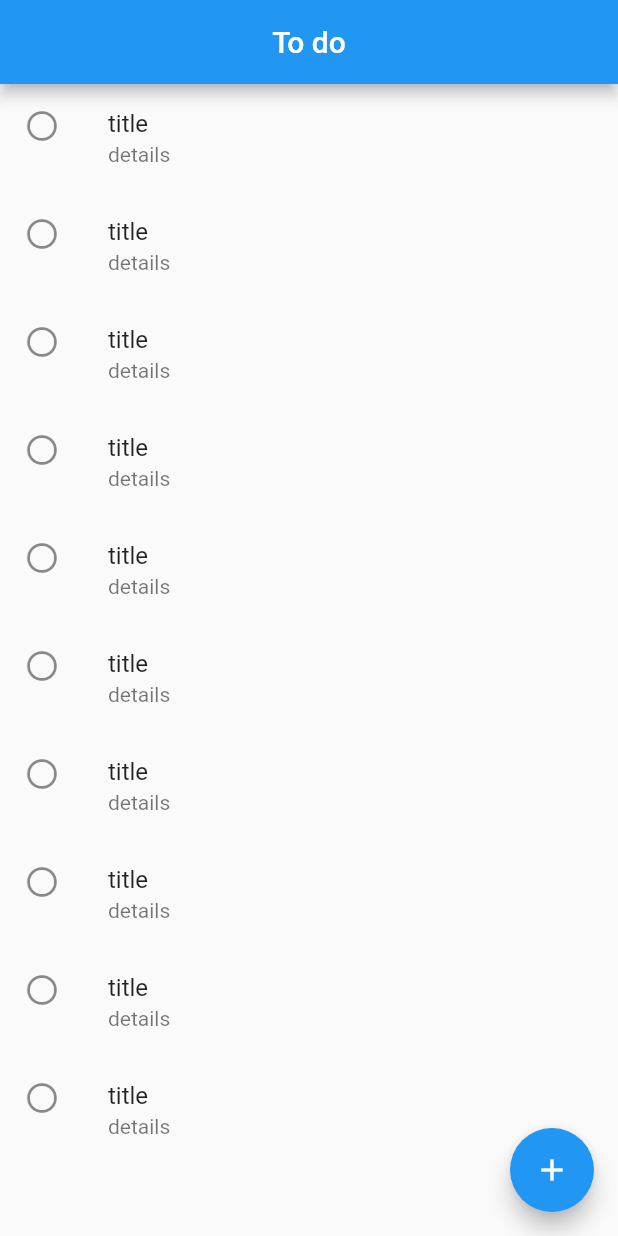
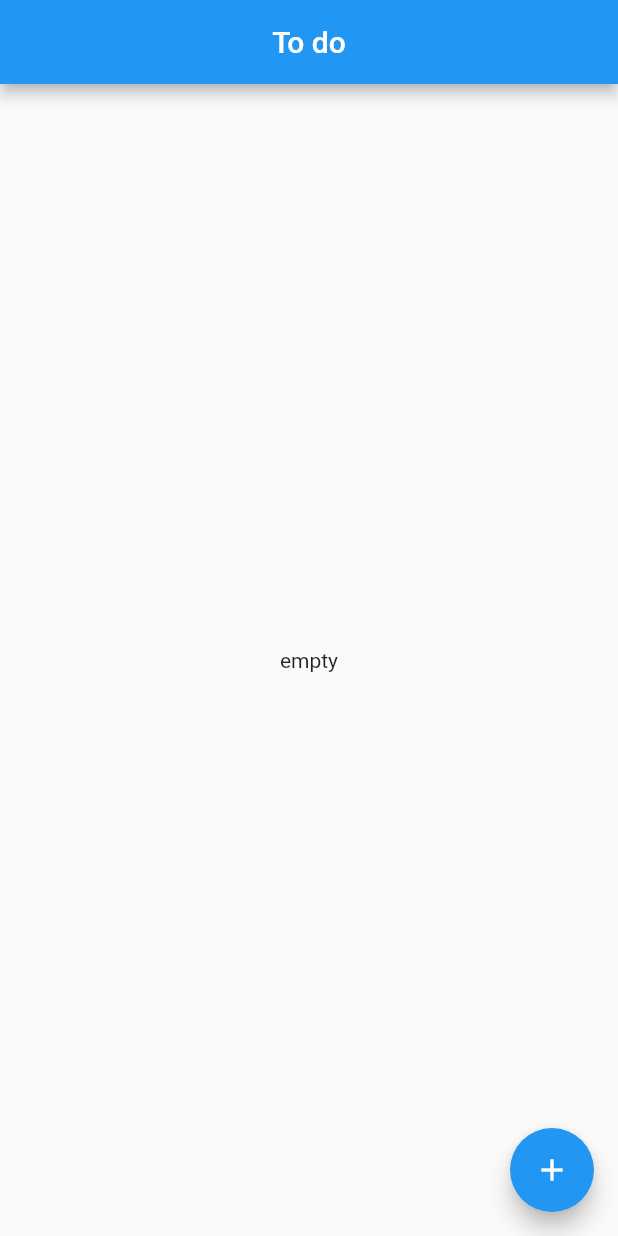
Before and after one commit to wungsai/todo_list, a Flutter app: the screen it shows after launch, on a phone screen of 412 x 824 dp. Run offline on Flutter 3.47's test engine with Material 2 defaults, Android fonts, the phone set to English and light mode, and no system bars.

```diff
--- a/lib/model.dart/task_model.dart
+++ b/lib/model.dart/task_model.dart
@@ -12,19 +12,19 @@ String taskModelToJson(List<TaskModel> data) =>
 
 class TaskModel {
   TaskModel({
-    this.title,
-    this.details,
-    this.completed,
+    this.title = "",
+    this.details = "",
+    this.completed = false,
   });
 
-  String? title;
-  String? details;
-  bool? completed;
+  String title;
+  String details;
+  bool completed;
 
   factory TaskModel.fromJson(Map<String, dynamic> json) => TaskModel(
-        title: json["title"],
-        details: json["details"],
-        completed: json["completed"],
+        title: json["title"] ?? "",
+        details: json["details"] ?? "",
+        completed: json["completed"] ?? "",
       );
 
   Map<String, dynamic> toJson() => {
--- a/lib/screen/home.dart
+++ b/lib/screen/home.dart
@@ -1,5 +1,6 @@
 import 'package:flutter/material.dart';
 import 'package:todo_list/functions/file.dart';
+import 'package:todo_list/model.dart/task_model.dart';
 import 'package:todo_list/screen/new_task.dart';
 
 class MyHomePage extends StatefulWidget {
@@ -20,15 +21,22 @@ class MyHomePage extends StatefulWidget {
 
 class _MyHomePageState extends State<MyHomePage> {
   WorkingWithFile file = WorkingWithFile();
+  bool hasData = false;
+  List<TaskModel> tasks = [];
   @override
   void initState() {
-    file.getFile();
+    checkData();
     super.initState();
+  }
+
+  checkData() async {
+    tasks = await file.getData();
+    hasData = tasks.isNotEmpty;
+    setState(() {});
   }
 
   @override
   Widget build(BuildContext context) {
-    bool hasData = true;
     return Scaffold(
       appBar: AppBar(
         centerTitle: true,
@@ -38,23 +46,28 @@ class _MyHomePageState extends State<MyHomePage> {
       ),
       body: hasData
           ? ListView.builder(
-              itemCount: 10,
+              itemCount: tasks.length,
               itemBuilder: (context, index) {
+                TaskModel task = tasks[index];
                 return ListTile(
                   onTap: () async {
                     Navigator.push(context, MaterialPageRoute(
                       builder: (context) {
-                        return AddNewTask();
+                        return AddNewTask(
+                          edit: true,
+                        );
                       },
                     ));
                   },
-                  leading: Icon(Icons.circle_outlined),
-                  title: Text("title"),
-                  subtitle: Text('details'),
+                  leading: Icon(task.completed
+                      ? Icons.check_circle_sharp
+                      : Icons.circle_outlined),
+                  title: Text(task.title),
+                  subtitle: Text(task.details),
                 );
               },
             )
-          : Center(child: Text('empty')),
+          : const Center(child: Text('empty')),
       floatingActionButton: FloatingActionButton(
         onPressed: () {
           Navigator.push(
```
Also changed, not shown: lib/functions/file.dart (+15 -16 lines), lib/screen/new_task.dart (+28 -4 lines).
